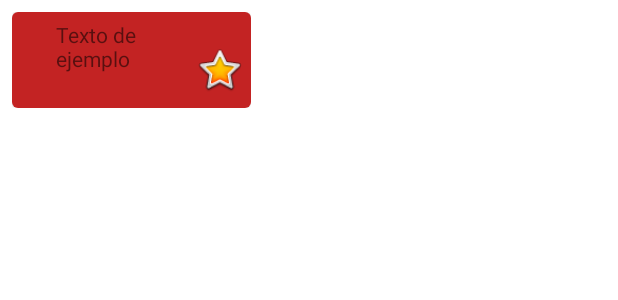
After one commit to darkalvaror/PintuApp, an Android app: the layout category_item_layout.xml on its own in the app's theme, with its tools: preview values and no code run, on a phone screen of 412 x 824 dp. The commit adds this screen. Shown: the top 300 px of the screen. Run offline under Robolectric (Android 15) with nearby library versions, the phone set to English and light mode, and no system bars.

Commit message:
Versión V0.6

```diff
--- /dev/null
+++ b/app/src/main/java/com/example/pintuapp/CategoryDataClass.kt
@@ -0,0 +1,3 @@
+package com.example.pintuapp
+
+data class CategoryDataClass(var Img: String = "", var Nombre:String = "")
--- a/app/src/main/java/com/example/pintuapp/SplashScreen.kt
+++ b/app/src/main/java/com/example/pintuapp/SplashScreen.kt
@@ -29,12 +29,10 @@ class SplashScreen : AppCompatActivity() {
         binding = ActivitySplashScreenBinding.inflate(layoutInflater)
         setContentView(binding.root)
 
-        binding.imageView2.visibility = View.GONE
         binding.imageView3.visibility = View.GONE
 
         handler = Handler(Looper.myLooper()!!)
         handler.postDelayed({
-            binding.imageView2.visibility = View.VISIBLE
             binding.imageView3.visibility = View.VISIBLE
         }, 3000)
 
--- a/app/src/main/res/layout/activity_register.xml
+++ b/app/src/main/res/layout/activity_register.xml
@@ -48,7 +48,6 @@
         android:layout_marginStart="8dp"
         android:layout_marginTop="43dp"
         android:text="@string/create_account"
-        android:textColor="@color/black"
         android:textStyle="bold"
         app:layout_constraintStart_toStartOf="parent"
         app:layout_constraintTop_toBottomOf="@+id/backButton" />
--- /dev/null
+++ b/app/src/main/res/layout/category_item_layout.xml
@@ -0,0 +1,65 @@
+<?xml version="1.0" encoding="utf-8"?>
+<androidx.constraintlayout.widget.ConstraintLayout xmlns:android="http://schemas.android.com/apk/res/android"
+    xmlns:app="http://schemas.android.com/apk/res-auto"
+    xmlns:tools="http://schemas.android.com/tools"
+    android:layout_width="wrap_content"
+    android:layout_height="wrap_content"
+    android:layout_margin="8dp">
+
+    <com.google.android.material.card.MaterialCardView
+        android:id="@+id/cardView"
+        android:layout_width="159dp"
+        android:layout_height="64dp"
+        app:layout_constraintBottom_toBottomOf="parent"
+        app:layout_constraintEnd_toEndOf="parent"
+        app:layout_constraintStart_toStartOf="parent"
+        app:layout_constraintTop_toTopOf="parent">
+
+        <androidx.constraintlayout.widget.ConstraintLayout
+            android:layout_width="match_parent"
+            android:layout_height="match_parent">
+
+            <androidx.appcompat.widget.AppCompatImageView
+                android:id="@+id/image"
+                android:layout_width="match_parent"
+                android:layout_height="match_parent"
+                android:background="#C32323"
+                android:scaleType="centerCrop"
+                app:layout_constraintBottom_toBottomOf="parent"
+                app:layout_constraintEnd_toEndOf="parent"
+                app:layout_constraintStart_toStartOf="parent"
+                app:layout_constraintTop_toTopOf="parent" />
+
+            <androidx.appcompat.widget.AppCompatTextView
+                android:id="@+id/textOffers"
+                android:layout_width="95dp"
+                android:layout_height="54dp"
+                android:layout_marginStart="8dp"
+                android:layout_marginTop="8dp"
+                android:layout_marginBottom="8dp"
+                android:text="Texto de ejemplo
+"
+                android:textAlignment="center"
+                android:textIsSelectable="false"
+                app:flow_horizontalAlign="center"
+                app:flow_verticalAlign="center"
+                app:layout_constraintBottom_toBottomOf="parent"
+                app:layout_constraintStart_toStartOf="parent"
+                app:layout_constraintTop_toTopOf="parent" />
+
+            <ImageView
+                android:id="@+id/imageView6"
+                android:layout_width="34dp"
+                android:layout_height="35dp"
+                android:layout_marginEnd="4dp"
+                app:layout_constraintBottom_toBottomOf="parent"
+                app:layout_constraintEnd_toEndOf="parent"
+                app:layout_constraintTop_toTopOf="parent"
+                app:layout_constraintVertical_bias="0.724"
+                app:srcCompat="@android:drawable/btn_star_big_on" />
+
+        </androidx.constraintlayout.widget.ConstraintLayout>
+
+    </com.google.android.material.card.MaterialCardView>
+
+</androidx.constraintlayout.widget.ConstraintLayout>
--- a/app/src/main/res/values/strings.xml
+++ b/app/src/main/res/values/strings.xml
@@ -52,4 +52,6 @@
     <string name="reset_password">Reset</string>
     <string name="email_sent">Email sent</string>
     <string name="email_no_exists">This email doesn`t registered</string>
+    <!-- TODO: Remove or change this placeholder text -->
+    <string name="hello_blank_fragment">Hello blank fragment</string>
 </resources>
```
Also changed, not shown: app/src/main/java/com/example/pintuapp/CategoryAdapter.kt (added, +39 -0 lines), app/src/main/java/com/example/pintuapp/FirebaseRepo.kt (added, +22 -0 lines), app/src/main/java/com/example/pintuapp/FirestoreUseCase.kt (added, +10 -0 lines), app/src/main/java/com/example/pintuapp/FirestoreViewModel.kt (added, +12 -0 lines), app/src/main/java/com/example/pintuapp/MainActivity.kt (+0 -8 lines), app/src/main/java/com/example/pintuapp/RegisterActivity.kt (+14 -0 lines), app/src/main/java/com/example/pintuapp/fragments/HomeFragment.kt (+19 -42 lines), app/src/main/res/layout/fragment_home.xml (+20 -5 lines), app/src/main/res/layout/politics_layout.xml (added, +29 -0 lines).
